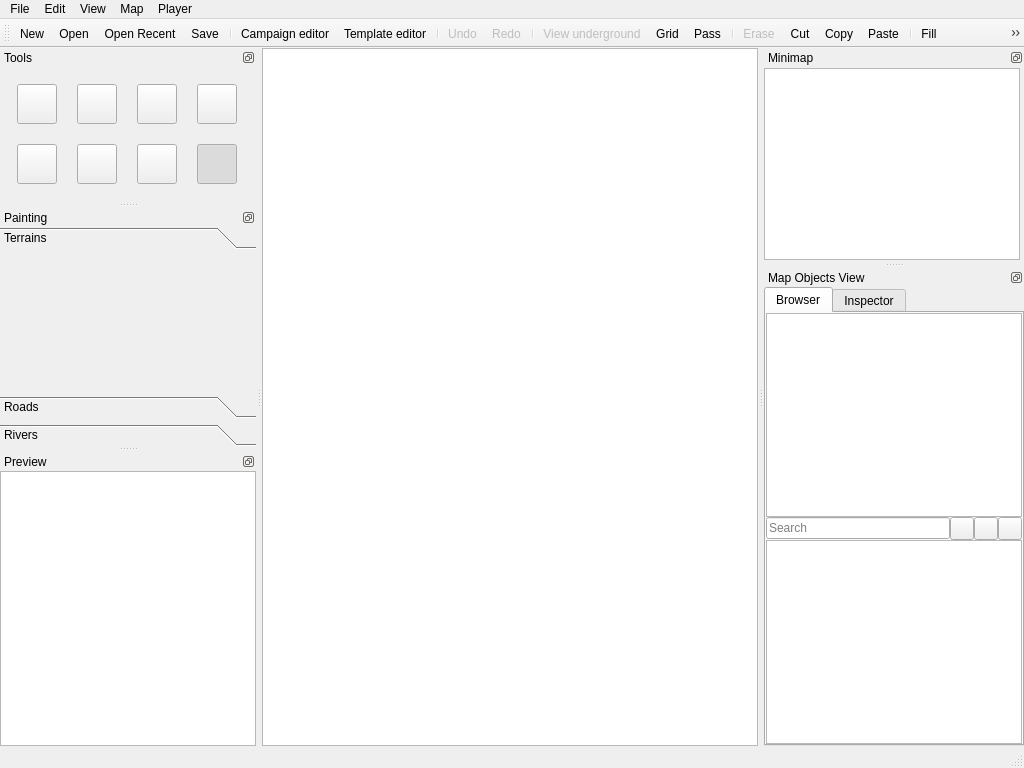
First picture: the form in mapeditor/mainwindow.ui, repository vcmi/vcmi, before the edit.
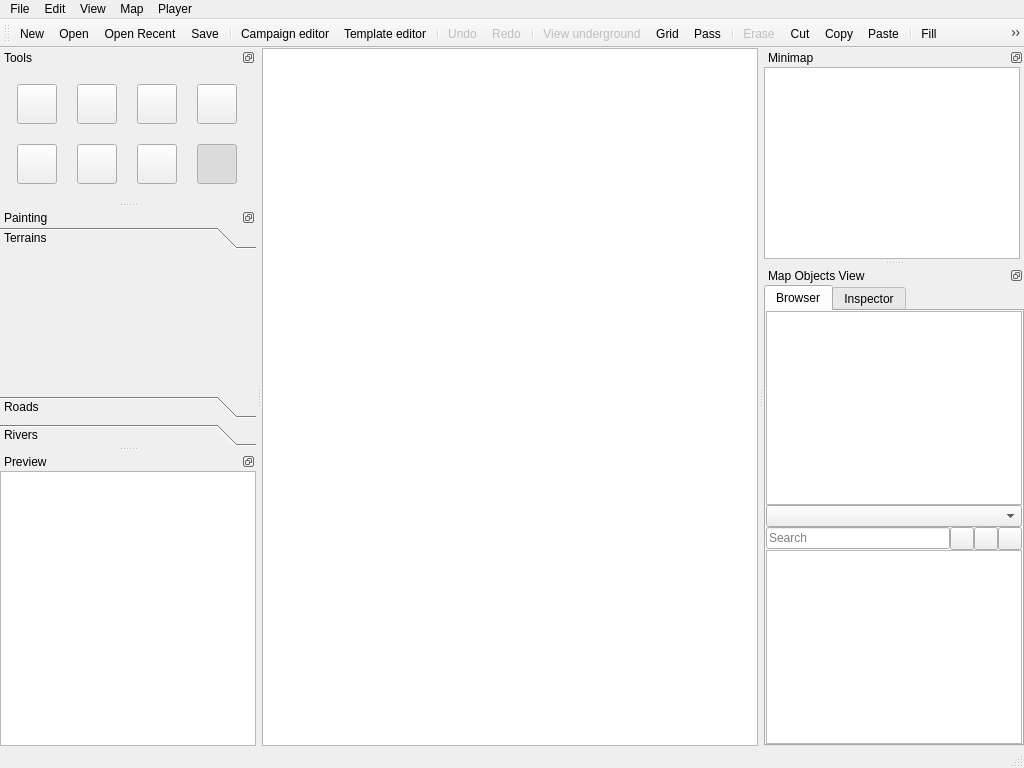
Second picture: the form after the edit. The open tabs and pages were chosen to show the change. Custom widgets are drawn as their Qt base class.

Commit message: map editor: filter object browser by mod

What changed in the file:
```diff
--- a/mapeditor/mainwindow.ui
+++ b/mapeditor/mainwindow.ui
@@ -338,6 +338,9 @@
          <item>
           <widget class="ObjectCategoryList" name="categoryList"/>
          </item>
+         <item>
+          <widget class="QComboBox" name="modFilter"/>
+         </item>
          <item>
           <layout class="QHBoxLayout" name="filterLayout">
            <item>
```
The commit also changes 4 other files.
